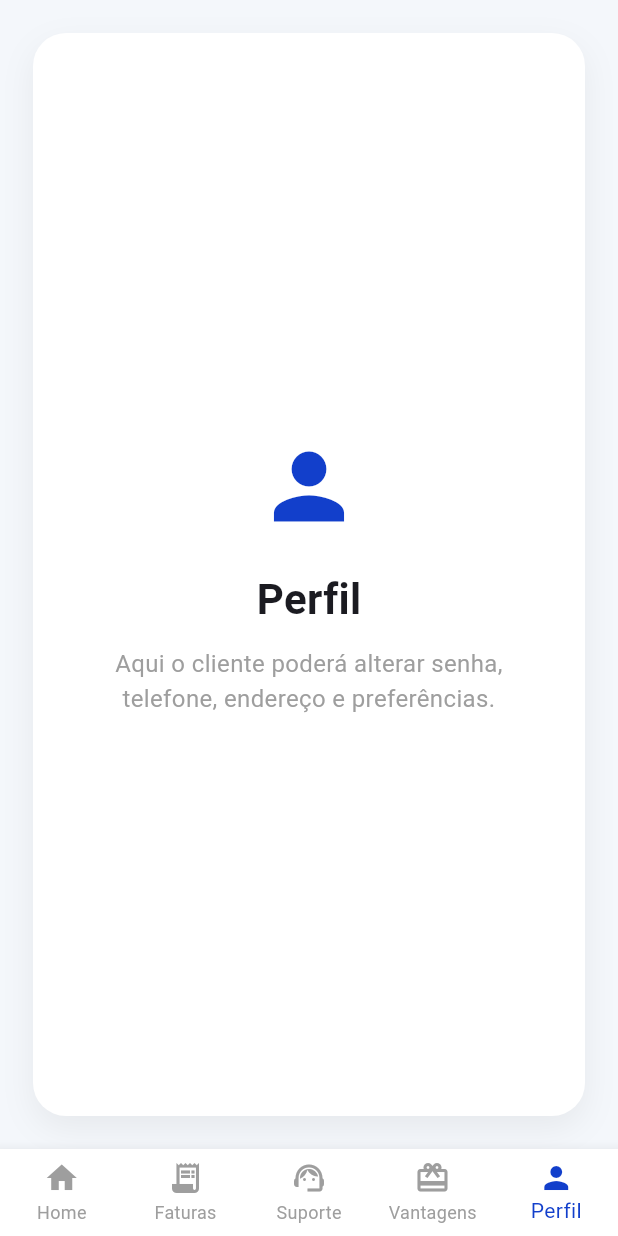
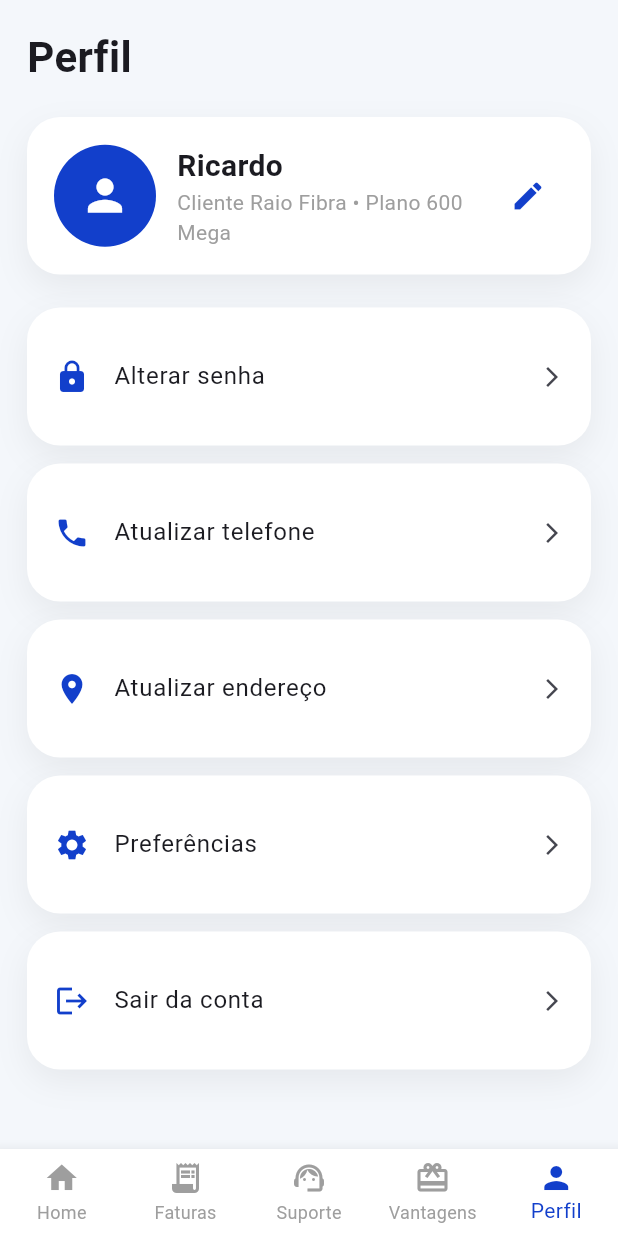
Before and after one commit to Cadinhohps/raio_fibra_app_v2, a Flutter app: the screen it shows after launch, item 5 of the bottom bar chosen, on a phone screen of 412 x 824 dp. Run offline on Flutter 3.47's test engine with Material 3 defaults, Android fonts, the phone set to English and light mode, and no system bars; Roboto replaces fonts that are missing (Arial).

Commit message:
Separa telas principais do app

```diff
--- a/lib/main.dart
+++ b/lib/main.dart
@@ -1,7 +1,11 @@
 import 'package:flutter/material.dart';
+
+import 'theme/app_theme.dart';
 import 'screens/home_page.dart';
-import 'theme/app_theme.dart';
-import 'widgets/premium_card.dart';
+import 'screens/faturas_page.dart';
+import 'screens/suporte_page.dart';
+import 'screens/vantagens_page.dart';
+import 'screens/perfil_page.dart';
 
 void main() {
   runApp(const RaioFibraApp());
@@ -74,106 +78,3 @@ class _MainNavigationState extends State<MainNavigation> {
     );
   }
 }
-
-class FaturasPage extends StatelessWidget {
-  const FaturasPage({super.key});
-
-  @override
-  Widget build(BuildContext context) {
-    return const SimplePage(
-      title: 'Faturas',
-      icon: Icons.receipt_long,
-      description:
-          'Aqui ficarão as faturas, PIX, QR Code, segunda via e pagamento online.',
-    );
-  }
-}
-
-class SuportePage extends StatelessWidget {
-  const SuportePage({super.key});
-
-  @override
-  Widget build(BuildContext context) {
-    return const SimplePage(
-      title: 'Suporte',
-      icon: Icons.support_agent,
-      description:
-          'Aqui o cliente poderá abrir chamado, acompanhar protocolo e falar com a Raio IA.',
-    );
-  }
-}
-
-class VantagensPage extends StatelessWidget {
-  const VantagensPage({super.key});
-
-  @override
-  Widget build(BuildContext context) {
-    return const SimplePage(
-      title: 'Vantagens',
-      icon: Icons.card_giftcard,
-      description:
-          'Aqui ficarão promoções, benefícios, parceiros, descontos e indique e ganhe.',
-    );
-  }
-}
-
-class PerfilPage extends StatelessWidget {
-  const PerfilPage({super.key});
-
-  @override
-  Widget build(BuildContext context) {
-    return const SimplePage(
-      title: 'Perfil',
-      icon: Icons.person,
-      description:
-          'Aqui o cliente poderá alterar senha, telefone, endereço e preferências.',
-    );
-  }
-}
-
-class SimplePage extends StatelessWidget {
-  final String title;
-  final IconData icon;
-  final String description;
-
-  const SimplePage({
-    super.key,
-    required this.title,
-    required this.icon,
-    required this.description,
-  });
-
-  @override
-  Widget build(BuildContext context) {
-    return SafeArea(
-      child: Padding(
-        padding: const EdgeInsets.all(22),
-        child: Container(
-          width: double.infinity,
-          padding: const EdgeInsets.all(24),
-          decoration: premiumCardDecoration(),
-          child: Column(
-            mainAxisAlignment: MainAxisAlignment.center,
-            children: [
-              Icon(icon, size: 70, color: AppColors.secondaryBlue),
-              const SizedBox(height: 20),
-              Text(
-                title,
-                style: const TextStyle(
-                  fontSize: 28,
-                  fontWeight: FontWeight.bold,
-                ),
-              ),
-              const SizedBox(height: 12),
-              Text(
-                description,
-                textAlign: TextAlign.center,
-                style: const TextStyle(color: Colors.grey, fontSize: 16),
-              ),
-            ],
-          ),
-        ),
-      ),
-    );
-  }
-}
--- /dev/null
+++ b/lib/screens/perfil_page.dart
@@ -0,0 +1,88 @@
+import 'package:flutter/material.dart';
+import '../theme/app_theme.dart';
+import '../widgets/premium_card.dart';
+
+class PerfilPage extends StatelessWidget {
+  const PerfilPage({super.key});
+
+  @override
+  Widget build(BuildContext context) {
+    final opcoes = [
+      {'titulo': 'Alterar senha', 'icon': Icons.lock},
+      {'titulo': 'Atualizar telefone', 'icon': Icons.phone},
+      {'titulo': 'Atualizar endereço', 'icon': Icons.location_on},
+      {'titulo': 'Preferências', 'icon': Icons.settings},
+      {'titulo': 'Sair da conta', 'icon': Icons.logout},
+    ];
+
+    return SafeArea(
+      child: SingleChildScrollView(
+        padding: const EdgeInsets.all(18),
+        child: Column(
+          crossAxisAlignment: CrossAxisAlignment.start,
+          children: [
+            const Text(
+              'Perfil',
+              style: TextStyle(fontSize: 28, fontWeight: FontWeight.bold),
+            ),
+            const SizedBox(height: 20),
+            PremiumCard(
+              child: Row(
+                children: [
+                  const CircleAvatar(
+                    radius: 34,
+                    backgroundColor: AppColors.secondaryBlue,
+                    child: Icon(Icons.person, color: Colors.white, size: 34),
+                  ),
+                  const SizedBox(width: 14),
+                  const Expanded(
+                    child: Column(
+                      crossAxisAlignment: CrossAxisAlignment.start,
+                      children: [
+                        Text(
+                          'Ricardo',
+                          style: TextStyle(
+                            fontSize: 20,
+                            fontWeight: FontWeight.bold,
+                          ),
+                        ),
+                        Text(
+                          'Cliente Raio Fibra • Plano 600 Mega',
+                          style: TextStyle(color: Colors.grey),
+                        ),
+                      ],
+                    ),
+                  ),
+                  IconButton(
+                    onPressed: () {},
+                    icon: const Icon(
+                      Icons.edit,
+                      color: AppColors.secondaryBlue,
+                    ),
+                  ),
+                ],
+              ),
+            ),
+            const SizedBox(height: 22),
+            ...opcoes.map((item) {
+              return Padding(
+                padding: const EdgeInsets.only(bottom: 12),
+                child: PremiumCard(
+                  child: ListTile(
+                    contentPadding: EdgeInsets.zero,
+                    leading: Icon(
+                      item['icon'] as IconData,
+                      color: AppColors.secondaryBlue,
+                    ),
+                    title: Text(item['titulo'] as String),
+                    trailing: const Icon(Icons.arrow_forward_ios, size: 16),
+                  ),
+                ),
+              );
+            }),
+          ],
+        ),
+      ),
+    );
+  }
+}
```
Also changed, not shown: lib/screens/faturas_page.dart (added, +156 -0 lines), lib/screens/suporte_page.dart (added, +131 -0 lines), lib/screens/vantagens_page.dart (added, +111 -0 lines).
